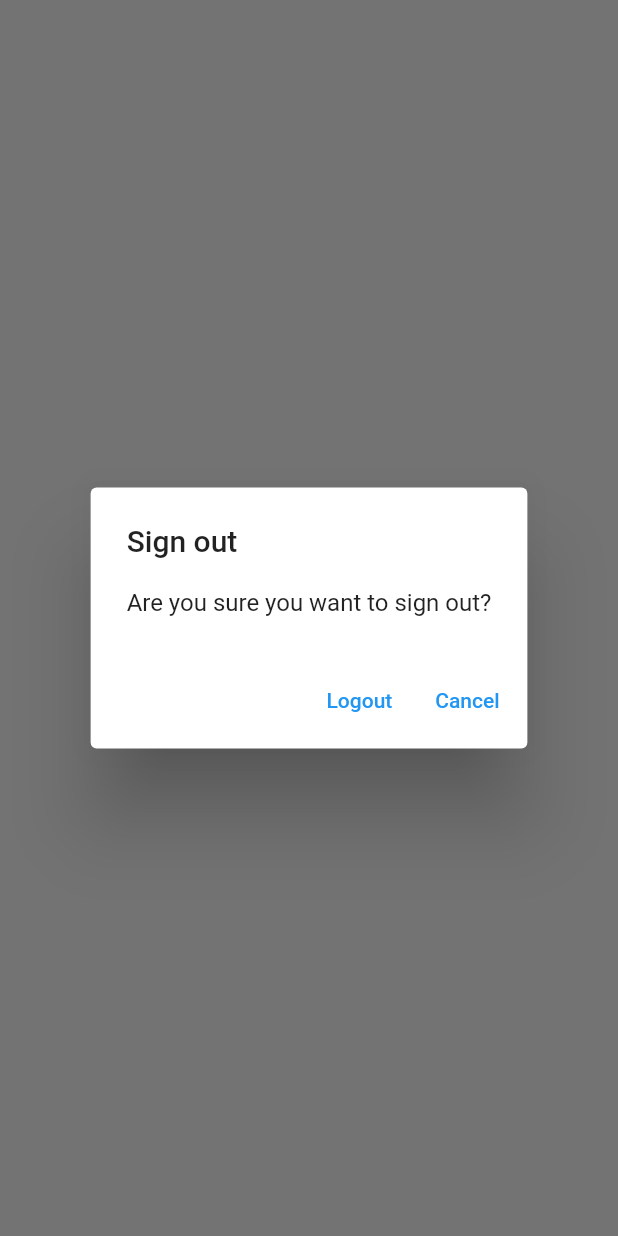
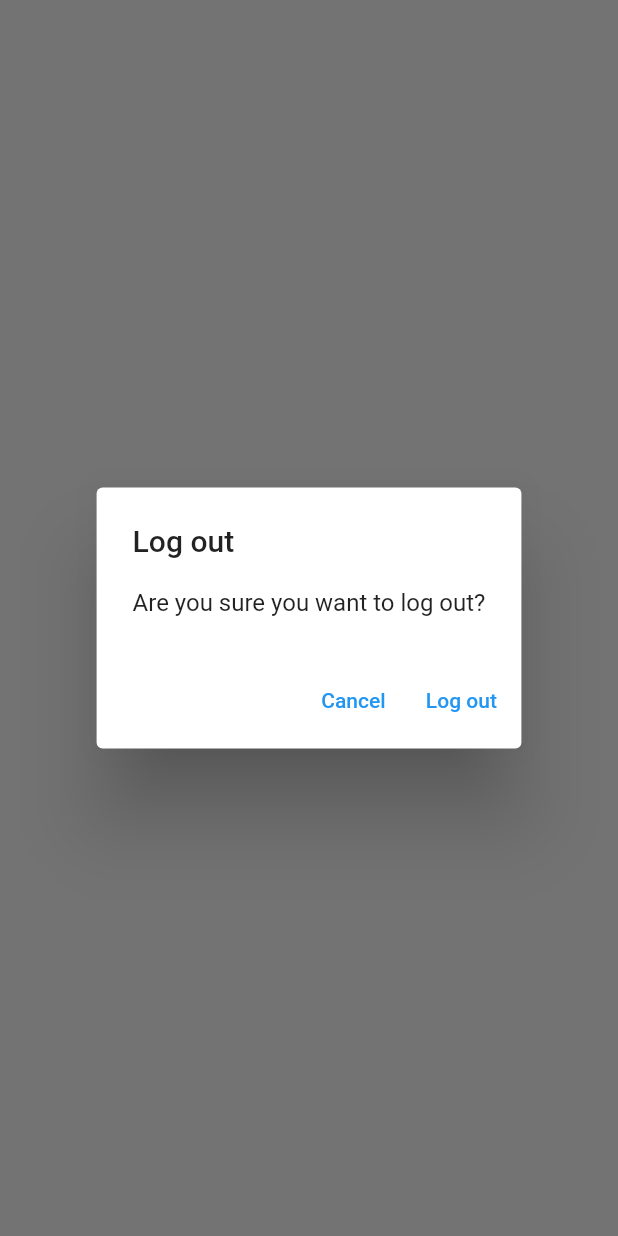
Before and after one commit to nguyenNgG/mynotes, a Flutter app: what showLogoutDialog() shows on an empty page, opened directly, on a phone screen of 412 x 824 dp. Run offline on Flutter 3.47's test engine with Material 2 defaults, Android fonts, the phone set to English and light mode, and no system bars; our stand-ins replace firebase_auth, firebase_core, sqflite; accounts and stored records are empty; network calls fail.

Commit message:
make dialog generic; add delete note function to view

```diff
--- /dev/null
+++ b/lib/utilities/dialogs/generic_dialog.dart
@@ -0,0 +1,34 @@
+import 'package:flutter/material.dart';
+
+typedef DialogOptionBuilder<T> = Map<String, T?> Function();
+
+Future<T?> showGenericDialog<T>({
+  required BuildContext context,
+  required String title,
+  required String content,
+  required DialogOptionBuilder optionsBuilder,
+}) {
+  final options = optionsBuilder();
+  return showDialog<T>(
+    context: context,
+    builder: (context) {
+      return AlertDialog(
+        title: Text(title),
+        content: Text(content),
+        actions: options.keys.map((optionTitle) {
+          final value = options[optionTitle];
+          return TextButton(
+            onPressed: () {
+              if (value != null) {
+                Navigator.of(context).pop(value);
+              } else {
+                Navigator.of(context).pop();
+              }
+            },
+            child: Text(optionTitle),
+          );
+        }).toList(),
+      );
+    },
+  );
+}
--- /dev/null
+++ b/lib/utilities/dialogs/logout_dialog.dart
@@ -0,0 +1,14 @@
+import 'package:flutter/cupertino.dart';
+import 'package:mynotes/utilities/dialogs/generic_dialog.dart';
+
+Future<bool> showLogoutDialog(BuildContext context) {
+  return showGenericDialog(
+    context: context,
+    title: 'Log out',
+    content: 'Are you sure you want to log out?',
+    optionsBuilder: () => {
+      'Cancel': false,
+      'Log out': true,
+    },
+  ).then((value) => value ?? false);
+}
--- a/lib/views/login_view.dart
+++ b/lib/views/login_view.dart
@@ -2,7 +2,7 @@ import 'package:flutter/material.dart';
 import 'package:mynotes/constants/routes.dart';
 import 'package:mynotes/services/auth/auth_exceptions.dart';
 import 'package:mynotes/services/auth/auth_service.dart';
-import 'package:mynotes/utilities/show_error_dialog.dart';
+import 'package:mynotes/utilities/dialogs/error_dialog.dart';
 
 class LoginView extends StatefulWidget {
   const LoginView({Key? key}) : super(key: key);
--- a/lib/views/notes/notes_view.dart
+++ b/lib/views/notes/notes_view.dart
@@ -3,6 +3,8 @@ import 'package:mynotes/constants/routes.dart';
 import 'package:mynotes/enums/menu_action.dart';
 import 'package:mynotes/services/auth/auth_service.dart';
 import 'package:mynotes/services/crud/notes_services.dart';
+import 'package:mynotes/utilities/dialogs/logout_dialog.dart';
+import 'package:mynotes/views/notes/note_list_view.dart';
 
 class NotesView extends StatefulWidget {
   const NotesView({Key? key}) : super(key: key);
@@ -74,20 +76,11 @@ class _NotesViewState extends State<NotesView> {
                     case ConnectionState.active:
                       if (snapshot.hasData) {
                         final allNotes = snapshot.data as List<DatabaseNote>;
-                        return ListView.builder(
-                          itemBuilder: (context, index) {
-                            final note = allNotes[index];
-                            return ListTile(
-                              title: Text(
-                                note.text,
-                                maxLines: 1,
-                                softWrap: true,
-                                overflow: TextOverflow.ellipsis,
-                              ),
-                            );
-                          },
-                          itemCount: allNotes.length,
-                        );
+                        return NotesListView(
+                            notes: allNotes,
+                            onDeleteNote: (note) async {
+                              await _notesService.deleteNote(id: note.id);
+                            });
                       } else {
                         return const CircularProgressIndicator();
                       }
@@ -104,29 +97,3 @@ class _NotesViewState extends State<NotesView> {
     );
   }
 }
-
-Future<bool> showLogoutDialog(BuildContext context) {
-  return showDialog<bool>(
-    context: context,
-    builder: (context) {
-      return AlertDialog(
-        title: const Text('Sign out'),
-        content: const Text('Are you sure you want to sign out?'),
-        actions: [
-          TextButton(
-            onPressed: () {
-              Navigator.of(context).pop(true);
-            },
-            child: const Text('Logout'),
-          ),
-          TextButton(
-            onPressed: () {
-              Navigator.of(context).pop(false);
-            },
-            child: const Text('Cancel'),
-          ),
-        ],
-      );
-    },
-  ).then((value) => value ?? false);
-}
--- a/lib/views/register_view.dart
+++ b/lib/views/register_view.dart
@@ -2,8 +2,7 @@ import 'package:flutter/material.dart';
 import 'package:mynotes/constants/routes.dart';
 import 'package:mynotes/services/auth/auth_exceptions.dart';
 import 'package:mynotes/services/auth/auth_service.dart';
-
-import 'package:mynotes/utilities/show_error_dialog.dart';
+import 'package:mynotes/utilities/dialogs/error_dialog.dart';
 
 class RegisterView extends StatefulWidget {
   const RegisterView({Key? key}) : super(key: key);
```
Also changed, not shown: lib/utilities/dialogs/delete_dialog.dart (added, +14 -0 lines), lib/utilities/dialogs/error_dialog.dart (added, +16 -0 lines), lib/utilities/show_error_dialog.dart (deleted, +0 -24 lines), lib/views/notes/note_list_view.dart (added, +43 -0 lines).
